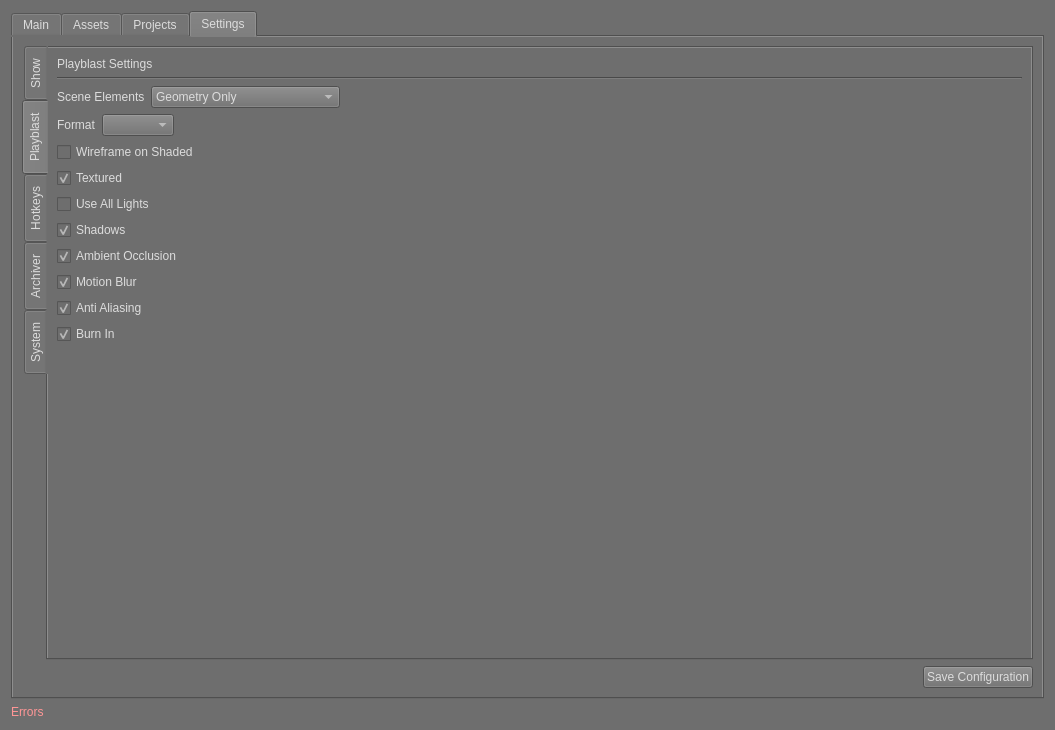
The window that ui/superSaver_UI.ui (SleepDeprivedVFX/versionUp) describes before a commit, drawn with Qt 5.
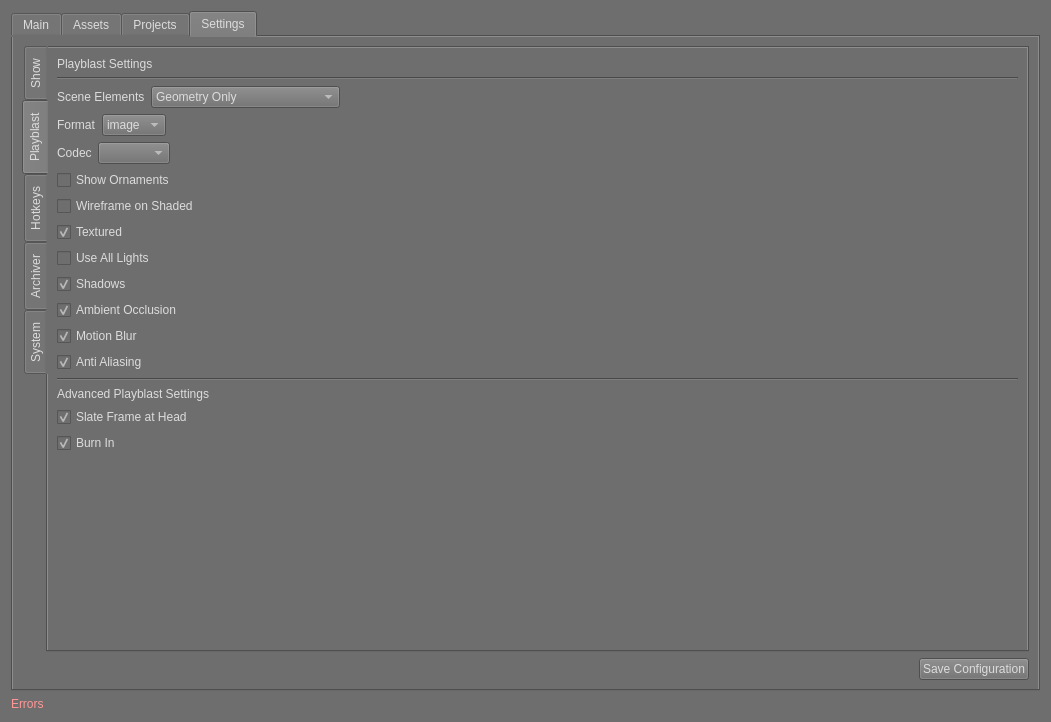
The same window after the commit. The open tabs and pages were chosen to show the change.

Commit message: v1.3.11: I have the startings of the new playblaster built. Mostly just the viewer_setup, which is untested, but should work.  That passes data to the basic_playblast, which I still need to build out.

The edit to the form file:
```diff
--- a/ui/superSaver_UI.ui
+++ b/ui/superSaver_UI.ui
@@ -6,8 +6,8 @@
    <rect>
     <x>0</x>
     <y>0</y>
-    <width>1055</width>
-    <height>730</height>
+    <width>1051</width>
+    <height>722</height>
    </rect>
   </property>
   <property name="minimumSize">
@@ -2159,7 +2159,23 @@
                 </widget>
                </item>
                <item>
-                <widget class="QComboBox" name="playblast_format"/>
+                <widget class="QComboBox" name="playblast_format">
+                 <item>
+                  <property name="text">
+                   <string>image</string>
+                  </property>
+                 </item>
+                 <item>
+                  <property name="text">
+                   <string>qt</string>
+                  </property>
+                 </item>
+                 <item>
+                  <property name="text">
+                   <string>avi</string>
+                  </property>
+                 </item>
+                </widget>
                </item>
                <item>
                 <spacer name="horizontalSpacer_32">
@@ -2176,6 +2192,40 @@
                </item>
               </layout>
              </item>
+             <item>
+              <layout class="QHBoxLayout" name="horizontalLayout_53">
+               <item>
+                <widget class="QLabel" name="playblast_codec_label">
+                 <property name="text">
+                  <string>Codec</string>
+                 </property>
+                </widget>
+               </item>
+               <item>
+                <widget class="QComboBox" name="playblast_codec"/>
+               </item>
+               <item>
+                <spacer name="horizontalSpacer_33">
+                 <property name="orientation">
+                  <enum>Qt::Orientation::Horizontal</enum>
+                 </property>
+                 <property name="sizeHint" stdset="0">
+                  <size>
+                   <width>40</width>
+                   <height>20</height>
+                  </size>
+                 </property>
+                </spacer>
+               </item>
+              </layout>
+             </item>
+             <item>
+              <widget class="QCheckBox" name="pb_show_ornaments">
+               <property name="text">
+                <string>Show Ornaments</string>
+               </property>
+              </widget>
+             </item>
              <item>
               <widget class="QCheckBox" name="pb_wireframe">
                <property name="text">
@@ -2240,6 +2290,33 @@
                </property>
               </widget>
              </item>
+             <item>
+              <widget class="Line" name="line_6">
+               <property name="orientation">
+                <enum>Qt::Orientation::Horizontal</enum>
+               </property>
+              </widget>
+             </item>
+             <item>
+              <widget class="QLabel" name="pb_adv_label">
+               <property name="styleSheet">
+                <string notr="true">font: 700 12pt &quot;Segoe UI&quot;;</string>
+               </property>
+               <property name="text">
+                <string>Advanced Playblast Settings</string>
+               </property>
+              </widget>
+             </item>
+             <item>
+              <widget class="QCheckBox" name="pb_slate">
+               <property name="text">
+                <string>Slate Frame at Head</string>
+               </property>
+               <property name="checked">
+                <bool>true</bool>
+               </property>
+              </widget>
+             </item>
              <item>
               <widget class="QCheckBox" name="pb_burnin">
                <property name="text">
```
Left out of the diff: 4 changed lines with no effect on the pictures. The commit also changes 3 other files.
